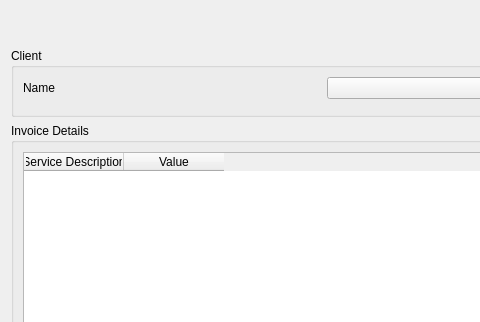
This is NewInvoicePage.ui in MickaelOnTheWave/InvoiceManager as Qt 5 draws it before an edit; both pictures show x 0 to 480 and y 0 to 322 of the 1287 by 810 pixel window. The edited form follows.
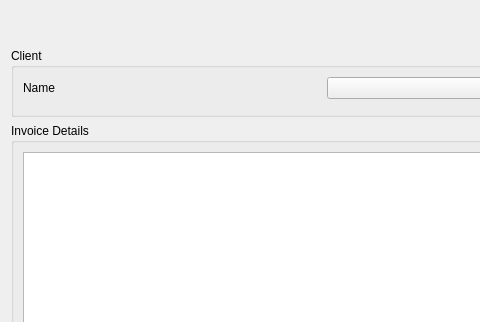
This is the edited form. Custom widgets are drawn as their Qt base class.

Commit message: Added Invoice details UI

What changed in the file:
```diff
--- a/NewInvoicePage.ui
+++ b/NewInvoicePage.ui
@@ -95,18 +95,7 @@
          </property>
          <layout class="QVBoxLayout" name="verticalLayout_2">
           <item>
-           <widget class="QTableWidget" name="invoiceDetailsTable">
-            <column>
-             <property name="text">
-              <string>Service Description</string>
-             </property>
-            </column>
-            <column>
-             <property name="text">
-              <string>Value</string>
-             </property>
-            </column>
-           </widget>
+           <widget class="DataHandlerWidget" name="invoiceDetailsWidget"/>
           </item>
          </layout>
         </widget>
@@ -218,6 +207,11 @@
    <header>CompanyDetailsWidget.h</header>
    <container>1</container>
   </customwidget>
+  <customwidget>
+   <class>DataHandlerWidget</class>
+   <extends>QTableView</extends>
+   <header>DataHandlerWidget.h</header>
+  </customwidget>
  </customwidgets>
  <resources/>
  <connections/>
```
The commit also changes 3 other files.
